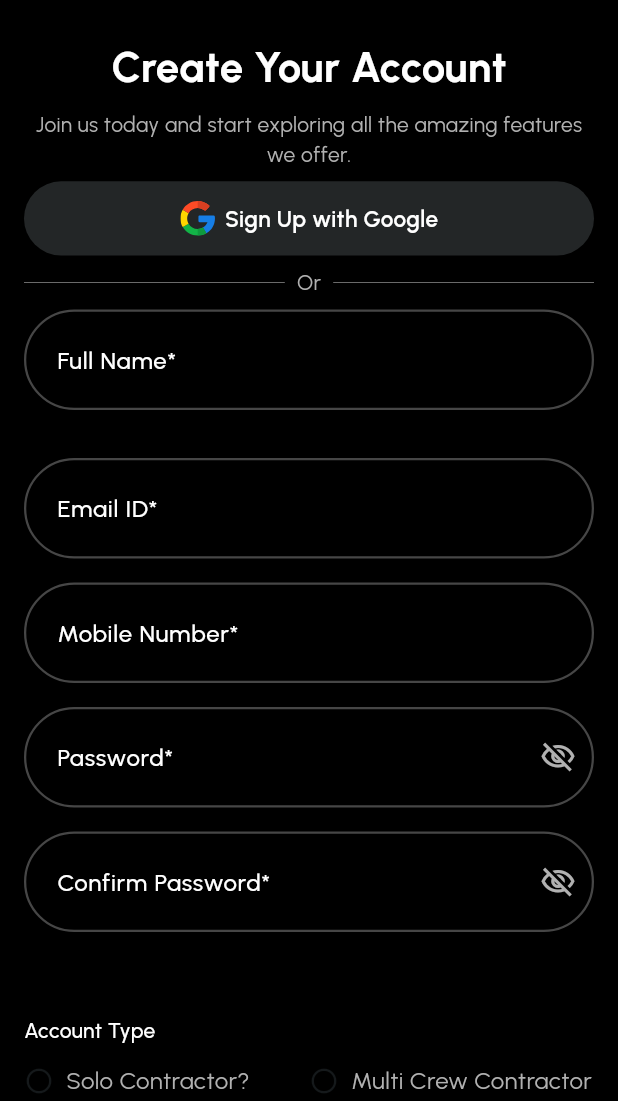
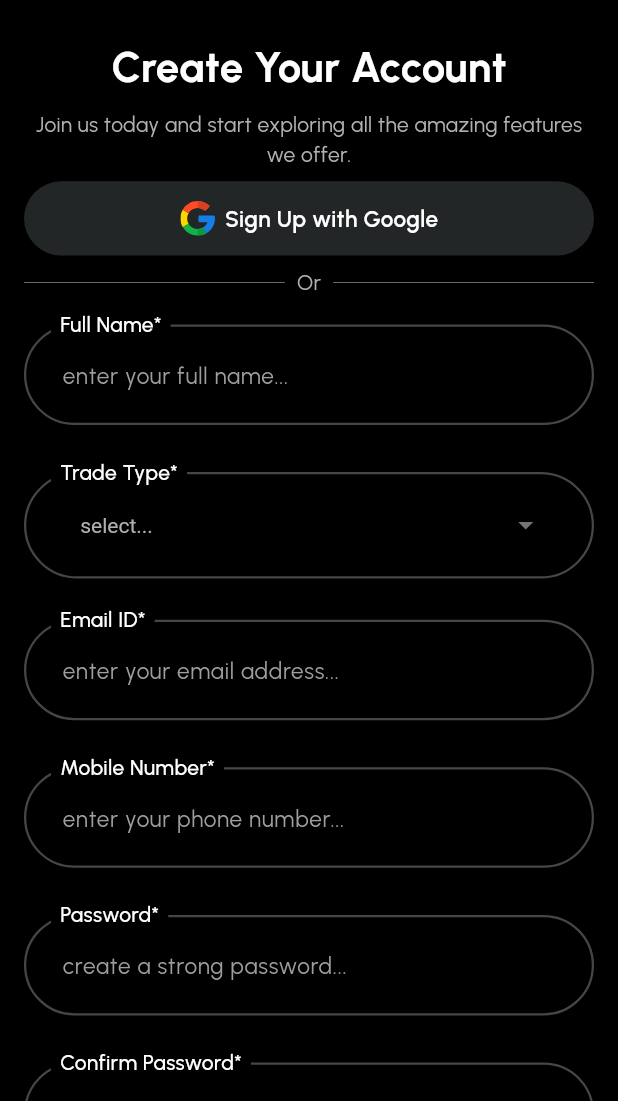
Before and after one commit to abir1219/NexusOne, a Flutter app: the RegistrationScreen screen opened by its route, on a phone screen of 412 x 824 dp, the part 135-1236 px from its top. Run offline on Flutter 3.47's test engine with Material 3 defaults, Android fonts, the phone set to English and light mode, and no system bars; our stand-ins replace flutter_spinkit, flutter_svg, gap, go_router, google_fonts, pin_code_fields and 1 more; accounts and stored records are empty.

Commit message:
update textfield and dropdown ui

```diff
--- a/lib/app/my_app.dart
+++ b/lib/app/my_app.dart
@@ -13,7 +13,7 @@ class MyApp extends StatelessWidget {
 
     return MaterialApp.router(
       debugShowCheckedModeBanner: false,
-      title: 'Crown Pro',
+      title: 'Nexus One',
       routerDelegate: routers.routerDelegate,
       routeInformationProvider: routers.routeInformationProvider,
       routeInformationParser: routers.routeInformationParser,
--- /dev/null
+++ b/lib/core/widgets/custom_dropdown_widget.dart
@@ -0,0 +1,122 @@
+import 'package:flutter/material.dart';
+import 'package:google_fonts/google_fonts.dart';
+
+import '../constants/app_colors.dart';
+
+class CustomDropDownWidget {
+  static Widget buildCustomDropDownWidget({
+    required String? value,
+    required String hintText,
+    required String label,
+    required List<String> items,
+    required BuildContext context,
+    required Function(String?) onChanged,
+    String? Function(String?)? validator,
+  }) {
+    return SizedBox(
+      height: MediaQuery.sizeOf(context).height * 0.1,
+      width: double.infinity,
+      child: Stack(
+        clipBehavior: Clip.none,
+        children: [
+          // Background container
+          Positioned(
+            top: 10,
+            left: 0,
+            right: 0,
+            child: Container(
+              // height: 65,
+              padding: EdgeInsets.symmetric(vertical: 8,horizontal: 8),
+              decoration: BoxDecoration(
+                color: AppColors.BACKGROUND_BLACK,
+                //borderSide: BorderSide(color: Colors.white.withAlpha(70), width: 1.5),
+                borderRadius: BorderRadius.circular(40),
+                border: Border.all(
+                  color: AppColors.TEXT_COLOR_WHITE.withAlpha(70),
+                  width: 1.5,
+                ),
+              ),
+              child: Padding(
+                padding: const EdgeInsets.symmetric(horizontal: 16),
+                child: DropdownButtonHideUnderline(
+                  child: DropdownButtonFormField<String>(
+                    value: value,
+                    dropdownColor: AppColors.BACKGROUND_BLACK,
+                    style: const TextStyle(
+                      fontSize: 16,
+                      color: AppColors.TEXT_COLOR_WHITE,
+                    ),
+                    isExpanded: true,
+                    decoration: InputDecoration(
+                      border: InputBorder.none,
+                      contentPadding: const EdgeInsets.symmetric(
+                        horizontal: 12,
+                        vertical: 14,
+                      ),
+                      hintText: hintText,
+                      hintStyle: TextStyle(
+                        color: AppColors.TEXT_COLOR_OFF_WHITE,
+                        fontSize: 14,
+                      ),
+                    ),
+                    items: [
+                      DropdownMenuItem<String>(
+                        value: null,
+                        child: Text(
+                          hintText,
+                          style: TextStyle(
+                            color: AppColors.TEXT_COLOR_OFF_WHITE,
+                            fontSize: 14,
+                          ),
+                        ),
+                      ),
+                      ...items.map((String item) {
+                        return DropdownMenuItem<String>(
+                          value: item,
+                          child: Text(
+                            item,
+                            style: TextStyle(
+                              fontSize: 14,
+                              color: AppColors.TEXT_COLOR_WHITE,
+                            ),
+                          ),
+                        );
+                      }),
+                    ],
+                    onChanged: onChanged,
+                    validator: validator,
+                    icon: Padding(
+                      padding: const EdgeInsets.only(right: 8),
+                      child: Icon(
+                        Icons.arrow_drop_down,
+                        color: Colors.grey.shade600,
+                      ),
+                    ),
+                  ),
+                ),
+              ),
+            ),
+          ),
+
+          // Floating label
+          Positioned(
+            top: 0,
+            left: 18,
+            child: Container(
+              padding: const EdgeInsets.symmetric(horizontal: 6),
+              color: AppColors.BACKGROUND_BLACK,
+              child: Text(
+                label,
+                style: GoogleFonts.urbanist(
+                  color: AppColors.TEXT_COLOR_WHITE,
+                  fontSize: 14,
+                  fontWeight: FontWeight.w500,
+                ),
+              ),
+            ),
+          ),
+        ],
+      ),
+    );
+  }
+}
--- a/lib/core/widgets/custom_textfield.dart
+++ b/lib/core/widgets/custom_textfield.dart
@@ -1,5 +1,6 @@
 import 'package:flutter/material.dart';
 import 'package:google_fonts/google_fonts.dart';
+import 'package:nexus_one/main.dart';
 
 import '../constants/app_colors.dart';
 
@@ -65,40 +66,87 @@ class CustomTextField {
       ),
       cursorColor: Colors.white,
     );
-    /*Column(
-      crossAxisAlignment: CrossAxisAlignment.start,
+  }
+
+  static Widget buildTextFieldWithLabel({
+    required BuildContext context,
+    required TextEditingController controller,
+    required String hintText,
+    required String label,
+    TextInputType? keyboardType,
+    int maxLength = 100,
+    bool obscureText = false,
+    bool isPassword = false,
+    String? Function(String?)? validator,
+  }) {
+    return SizedBox(
+      height: MediaQuery.sizeOf(context).height * 0.1,
+      width: double.infinity,
+      child: Stack(
+        clipBehavior: Clip.none,
         children: [
-        Text(
-          label,
-          style: const TextStyle(
-            fontWeight: FontWeight.bold,
-            fontSize: 14,
-            color: Colors.black87,
+          // Background container
+          Positioned(
+            top: 10,
+            left: 0,
+            right: 0,
+            child: Container(
+              // height: 65,
+              padding: EdgeInsets.symmetric(vertical: 8,horizontal: 8),
+              decoration: BoxDecoration(
+                color: AppColors.BACKGROUND_BLACK,
+                //borderSide: BorderSide(color: Colors.white.withAlpha(70), width: 1.5),
+                borderRadius: BorderRadius.circular(40),
+                border: Border.all(
+                  color: AppColors.TEXT_COLOR_WHITE.withAlpha(70),
+                  width: 1.5,
                 ),
               ),
-        const SizedBox(height: 8),
-        TextFormField(
+              child: Padding(
+                padding: const EdgeInsets.symmetric(horizontal: 16),
+                child: TextFormField(
                   controller: controller,
                   keyboardType: keyboardType,
                   obscureText: obscureText,
+                  maxLength: maxLength,
+                  style: GoogleFonts.urbanist(
+                    color: AppColors.TEXT_COLOR_WHITE,
+                    fontSize: 16,
+                  ),
                   decoration: InputDecoration(
                     hintText: hintText,
-            border: OutlineInputBorder(
-              borderRadius: BorderRadius.circular(8),
-              borderSide: BorderSide(color: Colors.grey[300]!),
+                    hintStyle: GoogleFonts.urbanist(
+                      color: Colors.grey.shade500,
+                      fontSize: 15,
                     ),
-            focusedBorder: OutlineInputBorder(
-              borderRadius: BorderRadius.circular(8),
-              borderSide: const BorderSide(color: Colors.blue),
-            ),
-            contentPadding: const EdgeInsets.symmetric(
-              horizontal: 16,
-              vertical: 14,
-            ),
+                    border: InputBorder.none,
+                    counterText: '',
                   ),
                   validator: validator,
                 ),
+              ),
+            ),
+          ),
+
+          // Floating label
+          Positioned(
+            top: 0,
+            left: 18,
+            child: Container(
+              padding: const EdgeInsets.symmetric(horizontal: 6),
+              color: AppColors.BACKGROUND_BLACK,
+              child: Text(
+                label,
+                style: GoogleFonts.urbanist(
+                  color: AppColors.TEXT_COLOR_WHITE,
+                  fontSize: 14,
+                  fontWeight: FontWeight.w500,
+                ),
+              ),
+            ),
+          ),
         ],
-    );*/
+      ),
+    );
   }
 }
--- a/lib/features/registration_screen/presentation/registration_screen.dart
+++ b/lib/features/registration_screen/presentation/registration_screen.dart
@@ -1,3 +1,4 @@
+import 'package:flutter/foundation.dart';
 import 'package:flutter/gestures.dart';
 import 'package:flutter/material.dart';
 import 'package:flutter/services.dart';
@@ -8,6 +9,7 @@ import 'package:nexus_one/router/app_pages.dart';
 
 import '../../../core/widgets/custom_button.dart';
 import '../../../core/widgets/custom_divider.dart';
+import '../../../core/widgets/custom_dropdown_widget.dart';
 import '../../../core/widgets/custom_google_button.dart';
 import '../../../core/widgets/custom_header.dart';
 import '../../../core/widgets/custom_textfield.dart';
@@ -109,7 +111,7 @@ class _RegistrationScreenState extends State<RegistrationScreen> {
     return Column(
       spacing: 16,
       children: [
-        CustomTextField.buildTextField(
+        CustomTextField.buildTextFieldWithLabel(
           controller: _fullNameController,
           hintText: 'enter your full name...',
           label: 'Full Name*',
@@ -119,9 +121,28 @@ class _RegistrationScreenState extends State<RegistrationScreen> {
             }
             return null;
           },
+          context: context,
+        ),
+        CustomDropDownWidget.buildCustomDropDownWidget(
+          value: _selectedTradeType,
+          hintText: 'select...',
+          label: 'Trade Type*',
+          items: _tradeTypes,
+          context: context,
+          onChanged: (value) {
+            setState(() {
+              _selectedTradeType = value;
+            });
+          },
+          validator: (value) {
+            if (value == null || value.isEmpty) {
+              return 'Please select a trade type';
+            }
+            return null;
+          },
         ),
         // const SizedBox(height: 16),
-        _buildDropdownField(
+        /*_buildDropdownField(
           value: _selectedTradeType,
           hintText: 'select...',
           label: 'Trade Type*',
@@ -137,10 +158,11 @@ class _RegistrationScreenState extends State<RegistrationScreen> {
             }
             return null;
           },
-        ),
+        ),*/
         // const SizedBox(height: 16),
-        CustomTextField.buildTextField(
+        CustomTextField.buildTextFieldWithLabel(
           controller: _emailController,
+          context: context,
           hintText: 'enter your email address...',
           label: 'Email ID*',
           keyboardType: TextInputType.emailAddress,
@@ -155,8 +177,9 @@ class _RegistrationScreenState extends State<RegistrationScreen> {
           },
         ),
         // const SizedBox(height: 16),
-        CustomTextField.buildTextField(
+        CustomTextField.buildTextFieldWithLabel(
           controller: _mobileController,
+          context: context,
           maxLength: 10,
           hintText: 'enter your phone number...',
           label: 'Mobile Number*',
@@ -169,8 +192,9 @@ class _RegistrationScreenState extends State<RegistrationScreen> {
           },
         ),
         // const SizedBox(height: 16),
-        CustomTextField.buildTextField(
+        CustomTextField.buildTextFieldWithLabel(
           controller: _passwordController,
+          context: context,
           hintText: 'create a strong password...',
           label: 'Password*',
           isPassword: true,
@@ -186,7 +210,8 @@ class _RegistrationScreenState extends State<RegistrationScreen> {
           },
         ),
         // const SizedBox(height: 16),
-        CustomTextField.buildTextField(
+        CustomTextField.buildTextFieldWithLabel(
+          context: context,
           controller: _confirmPasswordController,
           hintText: 're-enter your password...',
           label: 'Confirm Password*',
@@ -202,7 +227,7 @@ class _RegistrationScreenState extends State<RegistrationScreen> {
             return null;
           },
         ),
-        const SizedBox(height: 24),
+        // const SizedBox(height: 24),
         _buildAccountTypeSection(),
       ],
     );
@@ -384,35 +409,65 @@ class _RegistrationScreenState extends State<RegistrationScreen> {
         const SizedBox(height: 16),
         InkWell(
           splashColor: Colors.transparent,
-          // 🚫 disables ripple
-          highlightColor: Colors.transparent,
-          // 🚫 disables tap highlight
-          hoverColor: Colors.transparent,
-          onTap: () {
-            setState(() => isChecked = !isChecked);
-          },
+          onTap: () => setState(() => isChecked = !isChecked),
           child: Row(
+            crossAxisAlignment: CrossAxisAlignment.start,
             children: [
-              Checkbox(
+              Transform.scale(
+                scale: 0.9,
+                child: Checkbox(
                   value: isChecked,
                   onChanged: (value) => setState(() => isChecked = value!),
-                fillColor: WidgetStateProperty.all(AppColors.UNSELECTION_COLOR),
-                activeColor: AppColors.TEXT_COLOR_WHITE,
+                  shape: RoundedRectangleBorder(
+                    borderRadius: BorderRadius.circular(4),
+                  ),
+                  side: WidgetStateBorderSide.resolveWith(
+                    (states) => BorderSide(
+                      color: AppColors.TEXT_COLOR_OFF_WHITE,
+                      width: 0.8,
+                    ),
+                  ),
+                  checkColor: AppColors.TEXT_COLOR_WHITE,
+                  activeColor: AppColors.BACKGROUND_BLACK,
+                  materialTapTargetSize: MaterialTapTargetSize.shrinkWrap,
                   visualDensity: const VisualDensity(
-                  horizontal: -4.0,
-                  vertical: -4.0,
+                    horizontal: -4,
+                    vertical: -4,
                   ),
-                materialTapTargetSize: MaterialTapTargetSize.shrinkWrap,
                 ),
+              ),
+              const SizedBox(width: 4),
               Expanded(
-                child: Text(
-                  'By signing up, you agree to our Terms & Conditions and Privacy Policy.',
+                child: RichText(
+                  text: TextSpan(
                     style: GoogleFonts.urbanist(
                       fontSize: 14,
-                    color: AppColors.TEXT_COLOR_OFF_WHITE,
+                      color: AppColors.TEXT_COLOR_WHITE,
                       fontWeight: FontWeight.w400,
+                      height: 1.6,
+                      // height: 1.4,
                     ),
-                  textAlign: TextAlign.center,
+                    children: [
+                      const TextSpan(text: 'By signing up, you agree to our '),
+                      TextSpan(
+                        text: 'Terms & Conditions and ',
+                        // style: const TextStyle(
+                        //   color: Colors.white,
+                        //   fontWeight: FontWeight.w600,
+                        //   decoration: TextDecoration.underline,
+                        // ),
+                      ),
+                      // const TextSpan(text: ' and '),
+                      TextSpan(
+                        text: 'Privacy Policy.',
+                        // style: const TextStyle(
+                        //   color: Colors.white,
+                        //   fontWeight: FontWeight.w600,
+                        //   decoration: TextDecoration.underline,
+                        // ),
+                      ),
+                    ],
+                  ),
                 ),
               ),
             ],
@@ -437,7 +492,7 @@ class _RegistrationScreenState extends State<RegistrationScreen> {
           return Row(
             children: [
               Icon(
-                isSelected ? Icons.check_circle : Icons.circle_outlined,
+                isSelected ? Icons.check_circle : Icons.circle,
                 color: isSelected
                     ? AppColors.SELECTION_COLOR
                     : AppColors.UNSELECTION_COLOR,
@@ -466,7 +521,6 @@ class _RegistrationScreenState extends State<RegistrationScreen> {
       ),
     );
   }
-
 
   /*Widget _buildAccountTypeCard({
     required String title,
@@ -553,7 +607,9 @@ class _RegistrationScreenState extends State<RegistrationScreen> {
       'accountType': _selectedAccountType,
     };
 
+    if (kDebugMode) {
       print('User data: $userData');
+    }
     context.go(AppPages.REGISTRATION_SUCCESS_SCREEN);
     // Show success message or navigate to next screen
     /*ScaffoldMessenger.of(context).showSnackBar(
```
Also changed, not shown: pubspec.lock. Lines whose indentation alone changed are shown as unchanged.
